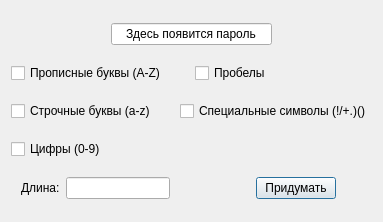
Qt form Code/PASMAN/generatepassdialog.ui (amidovitch/PASMAN) before a commit.
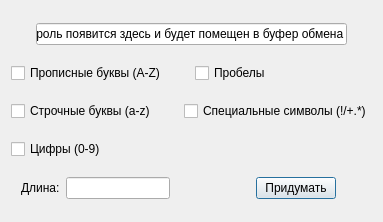
The same form after that commit.

```diff
--- a/Code/PASMAN/generatepassdialog.ui
+++ b/Code/PASMAN/generatepassdialog.ui
@@ -26,7 +26,7 @@
        </property>
        <property name="sizeHint" stdset="0">
         <size>
-         <width>100</width>
+         <width>25</width>
          <height>20</height>
         </size>
        </property>
@@ -35,7 +35,7 @@
      <item>
       <widget class="QLineEdit" name="passLine">
        <property name="text">
-        <string>Здесь появится пароль</string>
+        <string>Пароль появится здесь и будет помещен в буфер обмена</string>
        </property>
        <property name="alignment">
         <set>Qt::AlignCenter</set>
@@ -52,7 +52,7 @@
        </property>
        <property name="sizeHint" stdset="0">
         <size>
-         <width>100</width>
+         <width>25</width>
          <height>20</height>
         </size>
        </property>
@@ -90,7 +90,7 @@
      <item>
       <widget class="QCheckBox" name="special">
        <property name="text">
-        <string>Специальные символы (!/+.)()</string>
+        <string>Специальные символы (!/+.*)</string>
        </property>
       </widget>
      </item>
```
